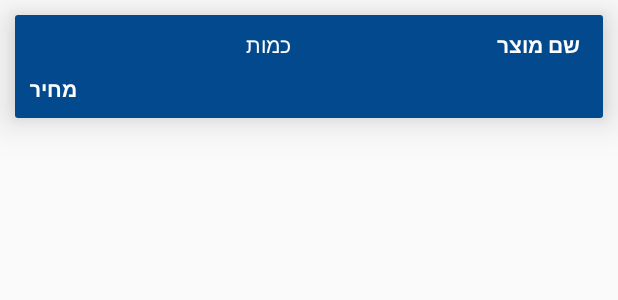
After one commit to hanimanaa/Ecard, an Android app: the layout cart_items_layout.xml on its own in the app's theme, with its tools: preview values and no code run, on a phone screen of 412 x 824 dp. The commit adds this screen. Shown: the top 300 px of the screen. Run offline under Robolectric (Android 15) with nearby library versions, the phone set to English and light mode, and no system bars.

Commit message:
adding cart-class,viewHolder,itemlayout

```diff
--- a/app/build.gradle
+++ b/app/build.gradle
@@ -37,7 +37,6 @@ dependencies {
     implementation 'de.hdodenhof:circleimageview:3.0.0'
 
 
-
     testImplementation 'junit:junit:4.12'
     androidTestImplementation 'com.android.support.test:runner:1.0.2'
     androidTestImplementation 'com.android.support.test.espresso:espresso-core:3.0.2'
--- a/app/src/main/AndroidManifest.xml
+++ b/app/src/main/AndroidManifest.xml
@@ -14,7 +14,8 @@
         android:supportsRtl="true"
         android:theme="@style/AppTheme"
         tools:replace="android:icon">
-        <activity android:name=".SettinsActivity"></activity>
+        <activity android:name=".CartActivity"></activity>
+        <activity android:name=".SettinsActivity" />
         <activity android:name=".LoginActivity" />
         <activity android:name=".ProductDetailsActivity" />
         <activity android:name=".NewProductActivity" />
--- a/app/src/main/java/com/dimatechs/ecard/HomeActivity.java
+++ b/app/src/main/java/com/dimatechs/ecard/HomeActivity.java
@@ -68,7 +68,7 @@ public class HomeActivity extends AppCompatActivity implements View.OnClickListe
         }
         else if (view==btn){
             Toast.makeText(HomeActivity.this, "סל קניות", Toast.LENGTH_SHORT).show();
-            Intent intent = new Intent(getApplicationContext(), ShopCardActivity.class);
+            Intent intent = new Intent(getApplicationContext(), CartActivity.class);
             startActivity(intent);
         }
     }
--- a/app/src/main/java/com/dimatechs/ecard/ProductDetailsActivity.java
+++ b/app/src/main/java/com/dimatechs/ecard/ProductDetailsActivity.java
@@ -74,7 +74,7 @@ public class ProductDetailsActivity extends AppCompatActivity {
         SimpleDateFormat currentTime = new SimpleDateFormat("HH:mm:ss a");
         saveCurrentTime=currentTime.format(calendar.getTime());
 
-        final DatabaseReference carListRef=FirebaseDatabase.getInstance().getReference().child("cart List");
+        final DatabaseReference carListRef=FirebaseDatabase.getInstance().getReference().child("Cart List");
 
         final HashMap<String,Object> cartMap =  new HashMap<>();
         cartMap.put("pid",productID);
@@ -99,7 +99,7 @@ public class ProductDetailsActivity extends AppCompatActivity {
                                         .addOnCompleteListener(new OnCompleteListener<Void>() {
                                             @Override
                                             public void onComplete(@NonNull Task<Void> task) {
-                                                Toast.makeText(ProductDetailsActivity.this, "הןסף לסל - המשך בקניה", Toast.LENGTH_SHORT).show();
+                                                Toast.makeText(ProductDetailsActivity.this, "הוסף לסל - המשך בקניה", Toast.LENGTH_SHORT).show();
                                                 Intent intent = new Intent(ProductDetailsActivity.this, HomeActivity.class);
                                                 startActivity(intent);
                                             }
--- /dev/null
+++ b/app/src/main/res/layout/cart_items_layout.xml
@@ -0,0 +1,50 @@
+<?xml version="1.0" encoding="utf-8"?>
+<android.support.v7.widget.CardView xmlns:android="http://schemas.android.com/apk/res/android"
+    android:layout_width="match_parent"
+    android:layout_height="wrap_content"
+    xmlns:app="http://schemas.android.com/apk/res-auto"
+    android:layout_margin="10dp"
+    app:cardElevation="15dp">
+
+    <RelativeLayout
+        android:layout_width="match_parent"
+        android:layout_height="match_parent"
+        android:background="@color/colorPrimaryDark"
+        android:padding="10dp">
+
+        <TextView
+            android:id="@+id/cart_product_quantity"
+            android:layout_width="160dp"
+            android:layout_height="wrap_content"
+            android:text="כמות"
+            android:textColor="@android:color/white"
+            android:textSize="14dp"
+            android:layout_marginLeft="14dp"/>
+
+        <TextView
+            android:id="@+id/cart_product_name"
+            android:layout_width="160dp"
+            android:layout_height="wrap_content"
+            android:text="שם מוצר"
+            android:textColor="@android:color/white"
+            android:textSize="14dp"
+            android:layout_marginLeft="5dp"
+            android:textAlignment="viewEnd"
+            android:layout_alignParentEnd="true"
+            android:layout_marginRight="5dp"
+            android:textStyle="bold"/>
+
+        <TextView
+            android:id="@+id/cart_product_price"
+            android:layout_width="match_parent"
+            android:layout_height="wrap_content"
+            android:text="מחיר"
+            android:textColor="@android:color/white"
+            android:textSize="14dp"
+            android:textStyle="bold"
+            android:gravity="left"
+            android:layout_marginTop="10dp"
+            android:layout_below="@+id/cart_product_name"/>
+
+    </RelativeLayout>
+</android.support.v7.widget.CardView>
```
Also changed, not shown: app/src/main/java/com/dimatechs/ecard/CartActivity.java (added, +88 -0 lines), app/src/main/java/com/dimatechs/ecard/Model/Cart.java (added, +66 -0 lines), app/src/main/java/com/dimatechs/ecard/ViewHolder/CartViewHolder.java (added, +39 -0 lines), app/src/main/res/layout/activity_cart.xml (added, +49 -0 lines).
